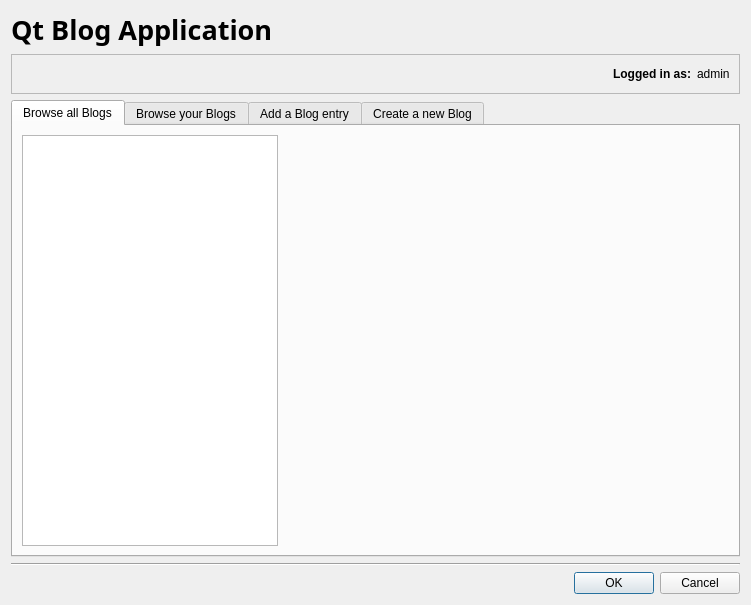
Old version of the form maindialog.ui in the repository Kliszek/Qt-Blog-Application.
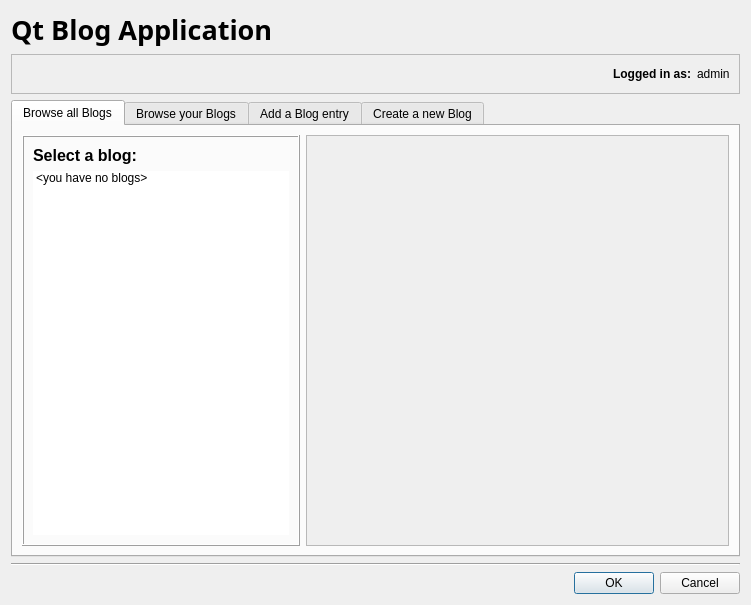
New version of the form.

Commit message: Redesigned the main dialog

What changed in the file:
```diff
--- a/maindialog.ui
+++ b/maindialog.ui
@@ -111,14 +111,71 @@
       <attribute name="title">
        <string>Browse all Blogs</string>
       </attribute>
-      <layout class="QFormLayout" name="formLayout_2">
-       <item row="0" column="0">
-        <widget class="QListWidget" name="lstAllBlogs"/>
+      <layout class="QHBoxLayout" name="horizontalLayout_4">
+       <item alignment="Qt::AlignLeft">
+        <widget class="QFrame" name="frame_3">
+         <property name="frameShape">
+          <enum>QFrame::Box</enum>
+         </property>
+         <property name="frameShadow">
+          <enum>QFrame::Raised</enum>
+         </property>
+         <layout class="QVBoxLayout" name="verticalLayout_5">
+          <item>
+           <widget class="QLabel" name="label_9">
+            <property name="font">
+             <font>
+              <pointsize>12</pointsize>
+              <bold>true</bold>
+             </font>
+            </property>
+            <property name="text">
+             <string>Select a blog:</string>
+            </property>
+           </widget>
+          </item>
+          <item>
+           <widget class="QListWidget" name="lstAllBlogs">
+            <property name="maximumSize">
+             <size>
+              <width>16777215</width>
+              <height>16777215</height>
+             </size>
+            </property>
+            <property name="frameShape">
+             <enum>QFrame::NoFrame</enum>
+            </property>
+            <property name="lineWidth">
+             <number>1</number>
+            </property>
+            <item>
+             <property name="text">
+              <string>&lt;you have no blogs&gt;</string>
+             </property>
+            </item>
+           </widget>
+          </item>
+         </layout>
+        </widget>
        </item>
-       <item row="0" column="1">
-        <widget class="QStackedWidget" name="stackedWidget_2">
-         <widget class="QWidget" name="page_3"/>
-         <widget class="QWidget" name="page_4"/>
+       <item>
+        <widget class="QScrollArea" name="scrollArea_2">
+         <property name="widgetResizable">
+          <bool>true</bool>
+         </property>
+         <property name="alignment">
+          <set>Qt::AlignLeading|Qt::AlignLeft|Qt::AlignTop</set>
+         </property>
+         <widget class="QWidget" name="scrollAreaWidgetContents_2">
+          <property name="geometry">
+           <rect>
+            <x>0</x>
+            <y>0</y>
+            <width>412</width>
+            <height>334</height>
+           </rect>
+          </property>
+         </widget>
         </widget>
        </item>
       </layout>
```
Left out of the diff: 74 changed lines with no effect on the pictures. The commit also changes 1 other file.
